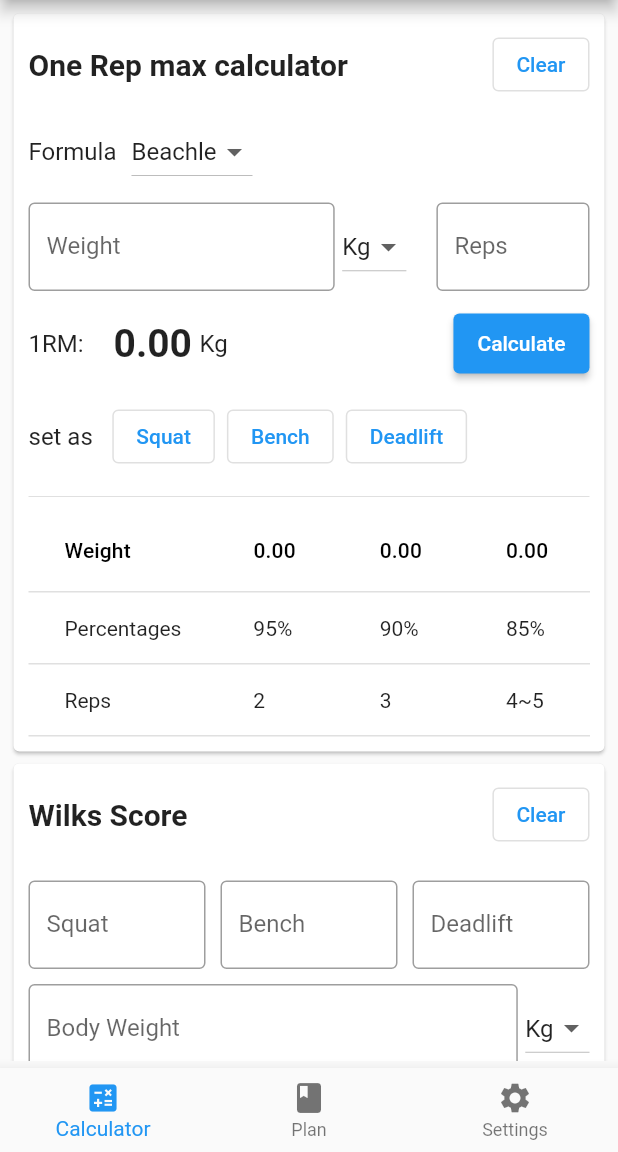
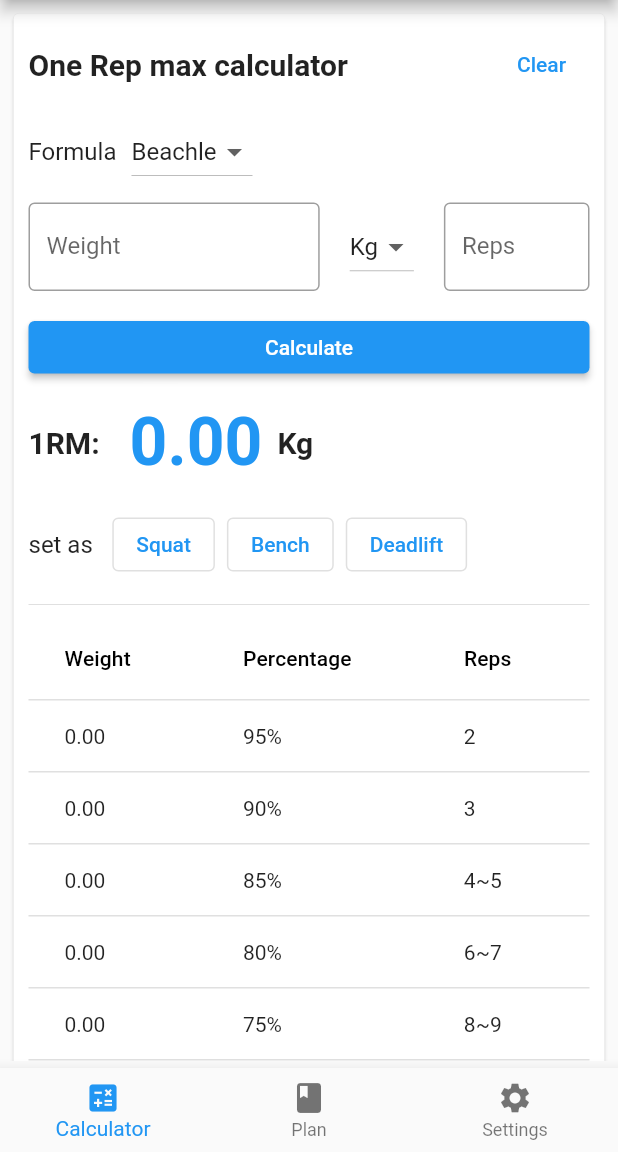
Before and after one commit to lbaf23/mybarbell, a Flutter app: the screen it shows after launch, on a phone screen of 412 x 824 dp, the part 84-1236 px from its top. Run offline on Flutter 3.47's test engine with Material 2 defaults, Android fonts, the light colour scheme and no system bars; generated files the repository leaves out were written again.

Commit message:
Reformat ui

```diff
--- a/lib/CalculatorPage.dart
+++ b/lib/CalculatorPage.dart
@@ -11,7 +11,7 @@ class CalculatorPage extends StatefulWidget {
 }
 
 const zeroStr = '0.00';
-const noLevel = '----';
+const noLevel = '    ';
 
 const percentagesData = [
   '95%',
@@ -60,17 +60,17 @@ class _CalculatorPageState extends State<CalculatorPage> {
   var _formula = Formula[0];
 
   var _weightUnit = 'Kg';
-  var _weightController = TextEditingController();
-  var _repsController = TextEditingController();
+  final _weightController = TextEditingController();
+  final _repsController = TextEditingController();
   var _rm1 = zeroStr;
 
-  var _bodyWeightController = TextEditingController();
+  final _bodyWeightController = TextEditingController();
   var _wkWeightUnit = 'Kg';
   var _gender = '0';
 
-  var _squatController = TextEditingController();
-  var _benchController = TextEditingController();
-  var _deadliftController = TextEditingController();
+  final _squatController = TextEditingController();
+  final _benchController = TextEditingController();
+  final _deadliftController = TextEditingController();
 
   var _squatWilksScore = zeroStr;
   var _benchWilksScore = zeroStr;
@@ -110,14 +110,14 @@ class _CalculatorPageState extends State<CalculatorPage> {
     });
   }
 
-  void _onCalculate1RM(formula) {
+  bool _checkCalculate1RM() {
     if (_weightController.text == '') {
       var snackBar = SnackBar(
         content: Text(AppLocalizations.of(context)!.weight_not_specified),
         duration: const Duration(seconds: 1),
       );
       ScaffoldMessenger.of(context).showSnackBar(snackBar);
-      return;
+      return false;
     }
     if (_repsController.text == '') {
       var snackBar = SnackBar(
@@ -125,9 +125,12 @@ class _CalculatorPageState extends State<CalculatorPage> {
         duration: const Duration(seconds: 1),
       );
       ScaffoldMessenger.of(context).showSnackBar(snackBar);
-      return;
+      return false;
+    }
+    return true;
   }
 
+  void _onCalculate1RM(formula) {
     double weight;
     int reps;
     try {
@@ -154,15 +157,7 @@ class _CalculatorPageState extends State<CalculatorPage> {
     }
   }
 
-  void _onCalculateWilKs(String gender) {
-    if (_bodyWeightController.text == '') {
-      var snackBar = SnackBar(
-        content: Text(AppLocalizations.of(context)!.body_weight_not_specified),
-        duration: const Duration(seconds: 1),
-      );
-      ScaffoldMessenger.of(context).showSnackBar(snackBar);
-      return;
-    }
+  bool _checkCalculateWilks() {
     if (_squatController.text == '' &&
         _benchController.text == '' &&
         _deadliftController.text == '') {
@@ -171,9 +166,20 @@ class _CalculatorPageState extends State<CalculatorPage> {
         duration: const Duration(seconds: 1),
       );
       ScaffoldMessenger.of(context).showSnackBar(snackBar);
-      return;
+      return false;
+    }
+    if (_bodyWeightController.text == '') {
+      var snackBar = SnackBar(
+        content: Text(AppLocalizations.of(context)!.body_weight_not_specified),
+        duration: const Duration(seconds: 1),
+      );
+      ScaffoldMessenger.of(context).showSnackBar(snackBar);
+      return false;
+    }
+    return true;
   }
 
+  void _onCalculateWilKs(String gender) {
     double bodyWeight;
     try {
       bodyWeight = double.parse(_bodyWeightController.text);
@@ -225,6 +231,18 @@ class _CalculatorPageState extends State<CalculatorPage> {
     }
   }
 
+  List<DataRow> _getPercentagesReps() {
+    List<DataRow> list = [];
+    for (int i = 0; i < 12; i++) {
+      list.add(DataRow(cells: [
+        DataCell(Text(percentagesWeight[i])),
+        DataCell(Text(percentagesData[i])),
+        DataCell(Text(percentagesReps[i])),
+      ]));
+    }
+    return list;
+  }
+
   @override
   Widget build(BuildContext context) {
     return Padding(
@@ -232,8 +250,7 @@ class _CalculatorPageState extends State<CalculatorPage> {
         child: SingleChildScrollView(
           child: Column(
             children: [
-              Card(
-                  child: Padding(
+              Card(child: Padding(
                 padding: const EdgeInsets.all(10),
                 child: Column(
                   children: [
@@ -242,12 +259,12 @@ class _CalculatorPageState extends State<CalculatorPage> {
                       children: [
                         Text(
                           AppLocalizations.of(context)!.one_rep_max_calculator,
-                          style: TextStyle(
+                          style: const TextStyle(
                             fontSize: 20,
                             fontWeight: FontWeight.bold,
                           ),
                         ),
-                        OutlinedButton(
+                        TextButton(
                             onPressed: _clearData,
                             child: Text(
                               AppLocalizations.of(context)!.clear,
@@ -311,7 +328,7 @@ class _CalculatorPageState extends State<CalculatorPage> {
                           ),
                         ),
                         const SizedBox(
-                          width: 5,
+                          width: 20,
                         ),
                         DropdownButton<String>(
                           value: _weightUnit,
@@ -376,45 +393,63 @@ class _CalculatorPageState extends State<CalculatorPage> {
                       ],
                     ),
                     const SizedBox(
-                      height: 15,
+                      height: 20,
                     ),
                     Row(
-                      mainAxisAlignment: MainAxisAlignment.spaceBetween,
+                      children: [
+                        Expanded(
+                            child: SizedBox(
+                                height: 35,
+                                child: ElevatedButton(
+                                    onPressed: () {
+                                      _onCalculate1RM(_formula);
+                                    },
+                                    child: Text(
+                                        AppLocalizations.of(context)!.calculate
+                                    )
+                                )
+                            )
+                        )
+                      ],
+                    ),
+                    const SizedBox(
+                      height: 20,
+                    ),
+                    Row(
+                      mainAxisAlignment: MainAxisAlignment.start,
                       children: [
                         Row(
                           children: [
                             const Text(
                               '1RM:',
-                              style: TextStyle(fontSize: 16),
+                              style: TextStyle(
+                                  fontSize: 20,
+                                  fontWeight: FontWeight.bold,
+                              ),
                             ),
                             const SizedBox(
                               width: 20,
                             ),
                             Text(
                               _rm1,
-                              style: const TextStyle(
-                                fontSize: 26,
+                              style: TextStyle(
+                                fontSize: 44,
                                 fontWeight: FontWeight.bold,
+                                color: Theme.of(context).colorScheme.primary
                               ),
-                            ),
-                            const SizedBox(
-                              width: 5,
-                            ),
-                            Text(
-                              _weightUnit,
-                              style: const TextStyle(fontSize: 16),
-                            ),
-                          ],
                             ),
                             const SizedBox(
                               width: 10,
                             ),
-                        SizedBox(
-                            height: 40,
-                            child: ElevatedButton(
-                                onPressed: () => _onCalculate1RM(_formula),
-                                child: Text(
-                                    AppLocalizations.of(context)!.calculate)))
+                            Text(
+                              _weightUnit,
+                              style: const TextStyle(
+                                  fontSize: 20,
+                                fontWeight: FontWeight.bold,
+                              ),
+                            ),
+                          ],
+                        )
                       ],
                     ),
                     const SizedBox(
@@ -498,50 +533,31 @@ class _CalculatorPageState extends State<CalculatorPage> {
                     ),
                     const Divider(),
                     Row(
+                      mainAxisAlignment: MainAxisAlignment.center,
                       children: [
-                        DataTable(
+                        Expanded(
+                            child: DataTable(
                               showBottomBorder: true,
                               columns: [
                                 DataColumn(
-                                label:
-                                    Text(AppLocalizations.of(context)!.weight))
+                                    label: Text(AppLocalizations.of(context)!.weight)
+                                ),
+                                DataColumn(
+                                    label: Text(AppLocalizations.of(context)!.percentage)
+                                ),
+                                DataColumn(
+                                    label: Text(AppLocalizations.of(context)!.reps)
+                                )
                               ],
-                          rows: [
-                            DataRow(cells: [
-                              DataCell(Text(
-                                  AppLocalizations.of(context)!.percentages)),
-                            ]),
-                            DataRow(cells: [
-                              DataCell(
-                                  Text(AppLocalizations.of(context)!.reps)),
-                            ])
-                          ],
+                              rows: _getPercentagesReps(),
                             ),
-                        Expanded(
-                            child: SingleChildScrollView(
-                          scrollDirection: Axis.horizontal,
-                          child: DataTable(
-                            showBottomBorder: true,
-                            columns: percentagesWeight.map<DataColumn>((value) {
-                              return DataColumn(label: Text(value));
-                            }).toList(),
-                            rows: [
-                              DataRow(
-                                  cells: percentagesData.map<DataCell>((value) {
-                                return DataCell(Text(value));
-                              }).toList()),
-                              DataRow(
-                                  cells: percentagesReps.map<DataCell>((value) {
-                                return DataCell(Text(value));
-                              }).toList()),
-                            ],
-                          ),
-                        ))
+                        )
                       ],
                     )
                   ],
                 ),
               )),
+              // wilks score card
               Card(
                   child: Padding(
                     padding: const EdgeInsets.all(10),
@@ -555,7 +571,7 @@ class _CalculatorPageState extends State<CalculatorPage> {
                               style: const TextStyle(
                                   fontSize: 20, fontWeight: FontWeight.bold),
                             ),
-                        OutlinedButton(
+                            TextButton(
                                 onPressed: _clearWilksData,
                                 child: Text(
                                   AppLocalizations.of(context)!.clear,
@@ -634,31 +650,68 @@ class _CalculatorPageState extends State<CalculatorPage> {
                                     RegExp(r'\d+\.?\d*'))
                               ],
                               decoration: InputDecoration(
-                              border: OutlineInputBorder(),
+                                  border: const OutlineInputBorder(),
                                   labelText:
                                       AppLocalizations.of(context)!.body_weight,
                                   counterText: ''),
                             )),
                             const SizedBox(
-                          width: 5,
+                              width: 20,
+                            ),
+/*
+                            Text(
+                              AppLocalizations.of(context)!.gender,
+                              style: const TextStyle(fontSize: 16),
+                            ),
+
+                            const SizedBox(
+                              width: 15,
+                            ),
+*/
+                            DropdownButton(
+                                value: _gender,
+                                items: [
+                                  DropdownMenuItem(
+                                      value: '0',
+                                      child:
+                                          Text(AppLocalizations.of(context)!.male)),
+                                  DropdownMenuItem(
+                                      value: '1',
+                                      child: Text(
+                                          AppLocalizations.of(context)!.female))
+                                ],
+                                onChanged: (value) {
+                                  if (_gender != value) {
+                                    _onCalculateWilKs(value!);
+                                    setState(() {
+                                      _gender = value;
+                                    });
+                                  }
+                                }),
+                            const SizedBox(
+                              width: 20,
                             ),
                             DropdownButton(
                                 value: _wkWeightUnit,
                                 items: const [
-                              DropdownMenuItem(value: 'Kg', child: Text('Kg')),
-                              DropdownMenuItem(value: 'Lb', child: Text('Lb'))
+                                  DropdownMenuItem(
+                                      value: 'Kg', child: Text('Kg')),
+                                  DropdownMenuItem(
+                                      value: 'Lb', child: Text('Lb'))
                                 ],
                                 onChanged: (value) {
                                   if (value != _wkWeightUnit) {
                                     if (value == 'Kg') {
                                       if (_squatController.text != '') {
                                         _squatController.text = lb2kg(
-                                            double.parse(_squatController.text))
+                                            double.parse(
+                                                _squatController.text))
                                             .toStringAsFixed(2);
                                       }
                                       if (_benchController.text != '') {
                                         _benchController.text = lb2kg(
-                                            double.parse(_benchController.text))
+                                            double.parse(
+                                                _benchController.text))
                                             .toStringAsFixed(2);
                                       }
                                       if (_deadliftController.text != '') {
@@ -676,12 +729,14 @@ class _CalculatorPageState extends State<CalculatorPage> {
                                     } else {
                                       if (_squatController.text != '') {
                                         _squatController.text = kg2lb(
-                                            double.parse(_squatController.text))
+                                            double.parse(
+                                                _squatController.text))
                                             .toStringAsFixed(2);
                                       }
                                       if (_benchController.text != '') {
                                         _benchController.text = kg2lb(
-                                            double.parse(_benchController.text))
+                                            double.parse(
+                                                _benchController.text))
                                             .toStringAsFixed(2);
                                       }
                                       if (_deadliftController.text != '') {
@@ -705,48 +760,23 @@ class _CalculatorPageState extends State<CalculatorPage> {
                           ],
                         ),
                         const SizedBox(
-                      height: 10,
+                          height: 20,
                         ),
                         Row(
-                      mainAxisAlignment: MainAxisAlignment.spaceBetween,
+                          mainAxisAlignment: MainAxisAlignment.end,
                           children: [
-                        Row(
-                          children: [
-                            Text(
-                              AppLocalizations.of(context)!.gender,
-                              style: const TextStyle(fontSize: 16),
-                            ),
-                            const SizedBox(
-                              width: 15,
-                            ),
-                            DropdownButton(
-                                value: _gender,
-                                items: [
-                                  DropdownMenuItem(
-                                      value: '0',
-                                      child: Text(
-                                          AppLocalizations.of(context)!.male)),
-                                  DropdownMenuItem(
-                                      value: '1',
-                                      child: Text(
-                                          AppLocalizations.of(context)!.female))
-                                ],
-                                onChanged: (value) {
-                                  if (_gender != value) {
-                                    _onCalculateWilKs(value!);
-                                    setState(() {
-                                      _gender = value;
-                                    });
+                            Expanded(
+                                child: SizedBox(
+                                  height: 35,
+                                  child: ElevatedButton(
+                                      onPressed: () {
+                                        if (_checkCalculateWilks()) {
+                                          _onCalculateWilKs(_gender);
                                         }
-                                }),
-                          ],
-                        ),
-                        SizedBox(
-                          height: 40,
-                          child: ElevatedButton(
-                              onPressed: () => _onCalculateWilKs(_gender),
+                                      },
                                       child: Text(
                                           AppLocalizations.of(context)!.calculate)),
+                                )
                             )
                           ],
                         ),
@@ -782,11 +812,11 @@ class _CalculatorPageState extends State<CalculatorPage> {
                                 DataRow(cells: [
                                   DataCell(Text(
                                     AppLocalizations.of(context)!.total,
-                                style: TextStyle(fontWeight: FontWeight.bold),
+                                    style: const TextStyle(fontWeight: FontWeight.bold),
                                   )),
                                   DataCell(Text(
                                     _totalWilksScore,
-                                style: TextStyle(fontWeight: FontWeight.bold),
+                                    style: const TextStyle(fontWeight: FontWeight.bold),
                                   )),
                                 ])
                               ]),
@@ -800,7 +830,7 @@ class _CalculatorPageState extends State<CalculatorPage> {
                           children: [
                             Text(
                               AppLocalizations.of(context)!.training_level,
-                          style: TextStyle(fontSize: 16),
+                              style: const TextStyle(fontSize: 16),
                             ),
                             const SizedBox(
                               width: 20,
```
Also changed, not shown: lib/SettingsPage.dart (+61 -18 lines), lib/l10n/messages_en.arb (+8 -1 lines), lib/l10n/messages_zh.arb (+9 -2 lines). Lines whose indentation alone changed are shown as unchanged.
